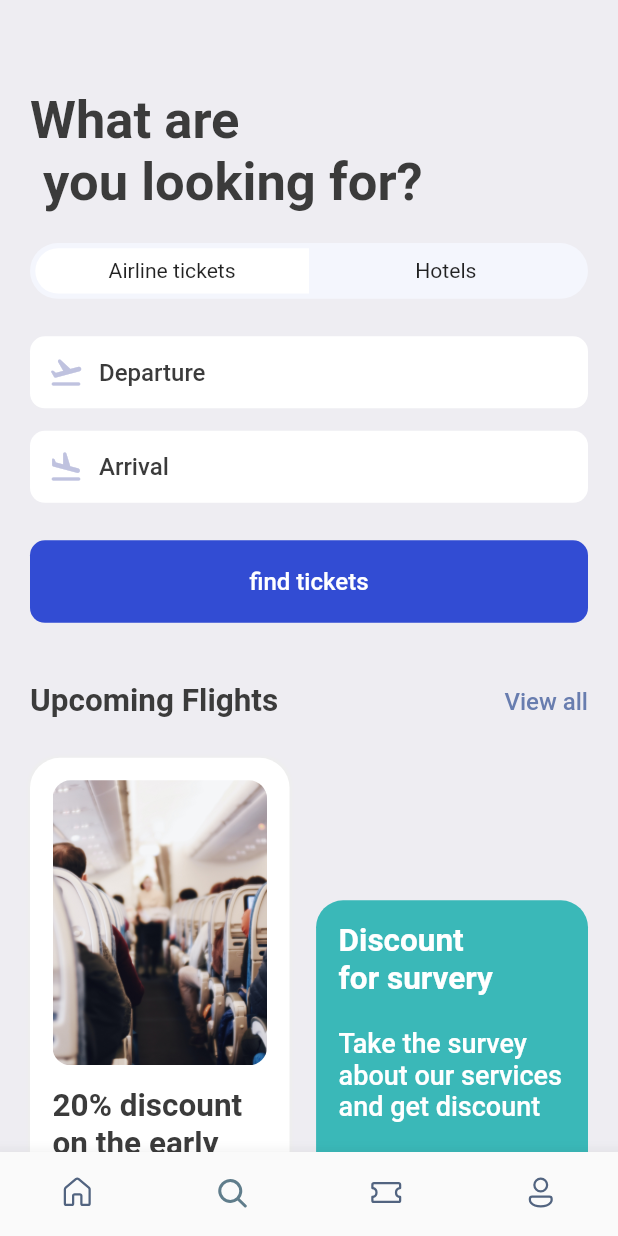
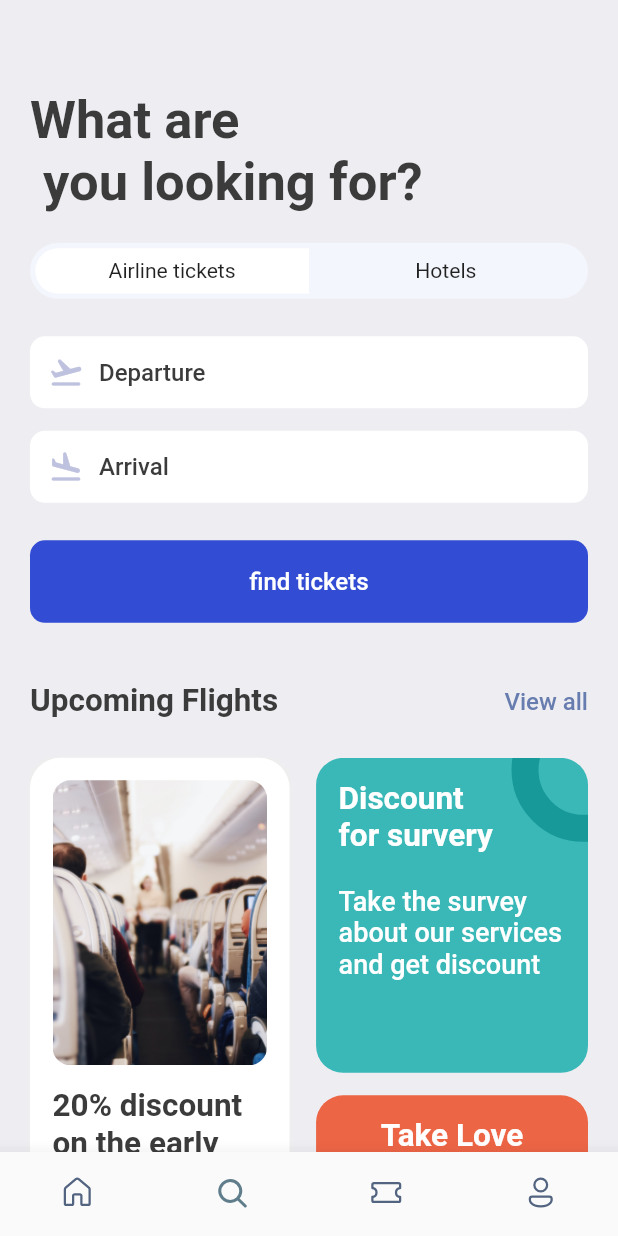
Before and after one commit to Deonorla/Book_Ticket, a Flutter app: the screen it shows after launch, item 2 of the bottom bar chosen, on a phone screen of 412 x 824 dp. Run offline on Flutter 3.47's test engine with Material 2 defaults, Android fonts, the phone set to English and light mode, and no system bars; our stand-ins replace fluentui_icons, gap, get.

Commit message:
Done with search screen

```diff
--- a/lib/screens/search_screen.dart
+++ b/lib/screens/search_screen.dart
@@ -86,10 +86,10 @@ class SearchScreen extends StatelessWidget{
             children: [
               Container(
                 width: size.width*0.42,
-                height: AppLayout.getHeight(400),
+                height: AppLayout.getHeight(435),
                 padding: EdgeInsets.all(AppLayout.getHeight(15)),
                 decoration:  BoxDecoration(
-                  borderRadius: BorderRadius.circular(AppLayout.getHeight(20 )),
+                  borderRadius: BorderRadius.circular(AppLayout.getHeight(20)),
                   color: Colors.white,
                   boxShadow: [
                     BoxShadow(
@@ -120,7 +120,8 @@ class SearchScreen extends StatelessWidget{
                 ),
               ),
                Column(
-
+                  children: [
+                  Stack(
                     children: [
                       Container(
                         width: size.width*0.44,
@@ -144,6 +145,58 @@ class SearchScreen extends StatelessWidget{
                               ),
                             ]
                         ),
+                      ),
+                      Positioned(
+                        right: -45,
+                          top: -40,
+                          child: Container (
+                        padding: EdgeInsets.all(AppLayout.getHeight(30)),
+                        decoration: BoxDecoration(
+                            shape: BoxShape.circle,
+                            border: Border.all(width: 18, color: const Color(0xFF189999)),
+                            color: Colors.transparent
+                        ),
+                      )
+                      ),
+                    ],
+                  ),
+                    Gap(AppLayout.getHeight(15)),
+                    Container(
+                      width: size.width*.44,
+                      height: AppLayout.getHeight(210),
+                      padding: EdgeInsets.symmetric(horizontal: AppLayout.getWidth(15), vertical: AppLayout.getHeight(15)),
+                      decoration: BoxDecoration(
+                        borderRadius: BorderRadius.circular(AppLayout.getHeight(18)),
+                        color: const Color(0xFFEC6545)
+                      ),
+                      child: Column(
+                        children: [
+                          Text(
+                              "Take Love",
+                            style: Styles.headLineStyle2.copyWith(color: Colors.white, fontWeight: FontWeight.bold),
+                            textAlign: TextAlign.center ,
+                          ),Gap(AppLayout.getHeight(5)),
+                          RichText(
+                              text: const TextSpan(
+                                children: [
+                                  TextSpan(
+                                    text: '😍',
+                                    style: TextStyle(fontSize: 38)
+                                  ),
+                                  TextSpan(
+                                    text: '🥰',
+                                    style: TextStyle(fontSize: 50),
+                                  ),
+                                  TextSpan(
+                                    text: '😘',
+                                    style: TextStyle(fontSize: 38)
+                                  )
+                                ]
+                              )
+                          )
+
+                        ],
+                      ),
                     )
                   ],
                 ),
```
Lines whose indentation alone changed are shown as unchanged.
